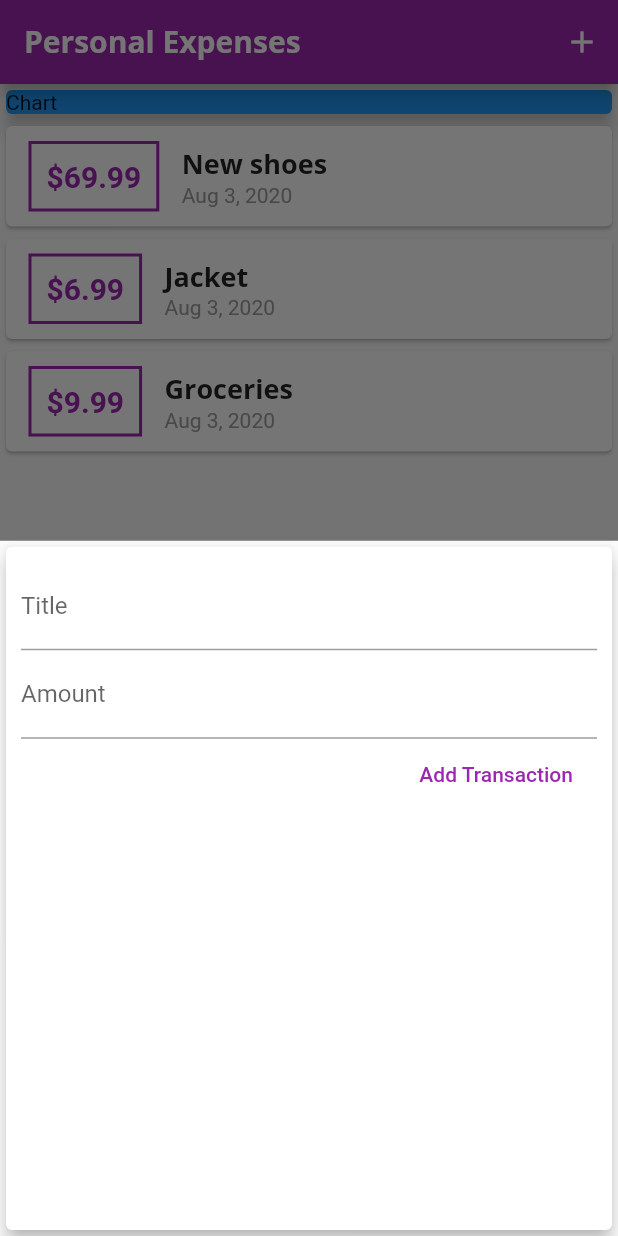
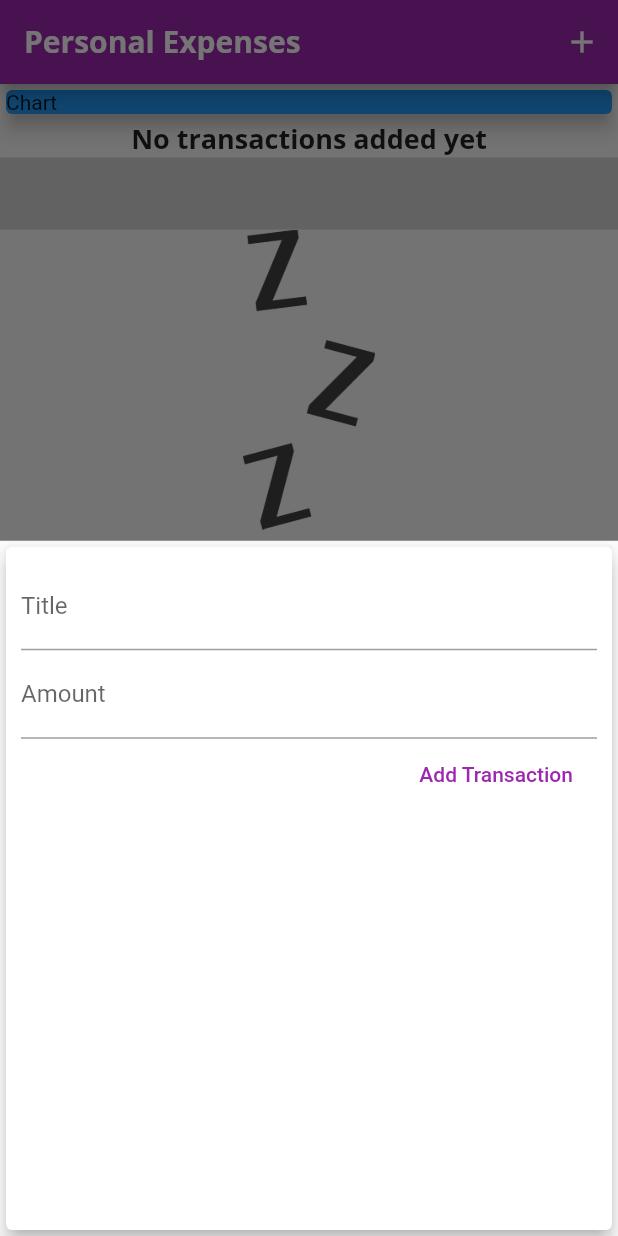
Before and after one commit to acybulska/expenses_app, a Flutter app: the screen it shows after launch, after a tap on the "add" icon, on a phone screen of 412 x 824 dp. Run offline on Flutter 3.47's test engine with Material 2 defaults, Android fonts, the phone set to English and light mode, and no system bars; statements that could not run were skipped.

```diff
--- a/lib/main.dart
+++ b/lib/main.dart
@@ -47,24 +47,24 @@ class MyHomePage extends StatefulWidget {
 
 class _MyHomePageState extends State<MyHomePage> {
   final List<Transaction> _userTransactions = [
-    Transaction(
-      id: 'T1',
-      title: 'New shoes',
-      amount: 69.99,
-      date: DateTime.now(),
-    ),
-    Transaction(
-      id: 'T2',
-      title: 'Jacket',
-      amount: 6.99,
-      date: DateTime.now(),
-    ),
-    Transaction(
-      id: 'T3',
-      title: 'Groceries',
-      amount: 9.99,
-      date: DateTime.now(),
-    ),
+    // Transaction(
+    //   id: 'T1',
+    //   title: 'New shoes',
+    //   amount: 69.99,
+    //   date: DateTime.now(),
+    // ),
+    // Transaction(
+    //   id: 'T2',
+    //   title: 'Jacket',
+    //   amount: 6.99,
+    //   date: DateTime.now(),
+    // ),
+    // Transaction(
+    //   id: 'T3',
+    //   title: 'Groceries',
+    //   amount: 9.99,
+    //   date: DateTime.now(),
+    // ),
   ];
 
   void _addNewTransaction(String title, double amount) {
--- a/lib/widgets/transaction_list.dart
+++ b/lib/widgets/transaction_list.dart
@@ -12,21 +12,41 @@ class TransactionList extends StatelessWidget {
   Widget build(BuildContext context) {
     return Container(
       height: 300,
-      child: ListView.builder(
+      child: transactions.isEmpty
+          ? Column(
+              children: <Widget>[
+                Text(
+                  'No transactions added yet',
+                  style: Theme.of(context).textTheme.headline6,
+                ),
+                SizedBox(
+                  height: 1 0,
+                ),
+                Container(
+                  height: 200,
+                  child: Image.asset(
+                    'assets/images/waiting.png',
+                    fit: BoxFit.cover,
+                  ),
+                ),
+              ],
+            )
+          : ListView.builder(
               itemBuilder: (ctx, index) {
                 return Card(
                   child: Row(
                     children: <Widget>[
                       Container(
-                  margin: EdgeInsets.symmetric(vertical: 10, horizontal: 15),
+                        margin:
+                            EdgeInsets.symmetric(vertical: 10, horizontal: 15),
                         decoration: BoxDecoration(
                             border: Border.all(
                           color: Theme.of(context).primaryColor,
                           width: 2,
                         )),
                         padding: EdgeInsets.all(10),
-                  child:
-                      Text("\$${transactions[index].amount.toStringAsFixed(2)}",
+                        child: Text(
+                            "\$${transactions[index].amount.toStringAsFixed(2)}",
                             style: TextStyle(
                               fontWeight: FontWeight.bold,
                               fontSize: 20,
--- a/pubspec.yaml
+++ b/pubspec.yaml
@@ -46,8 +46,8 @@ flutter:
   uses-material-design: true
 
   # To add assets to your application, add an assets section, like this:
-  # assets:
-  #   - images/a_dot_burr.jpeg
+  assets:
+    - assets/images/waiting.png
   #   - images/a_dot_ham.jpeg
 
   # An image asset can refer to one or more resolution-specific "variants", see
```
Also changed, not shown: assets/images/waiting.png (added). Lines whose indentation alone changed are shown as unchanged.
